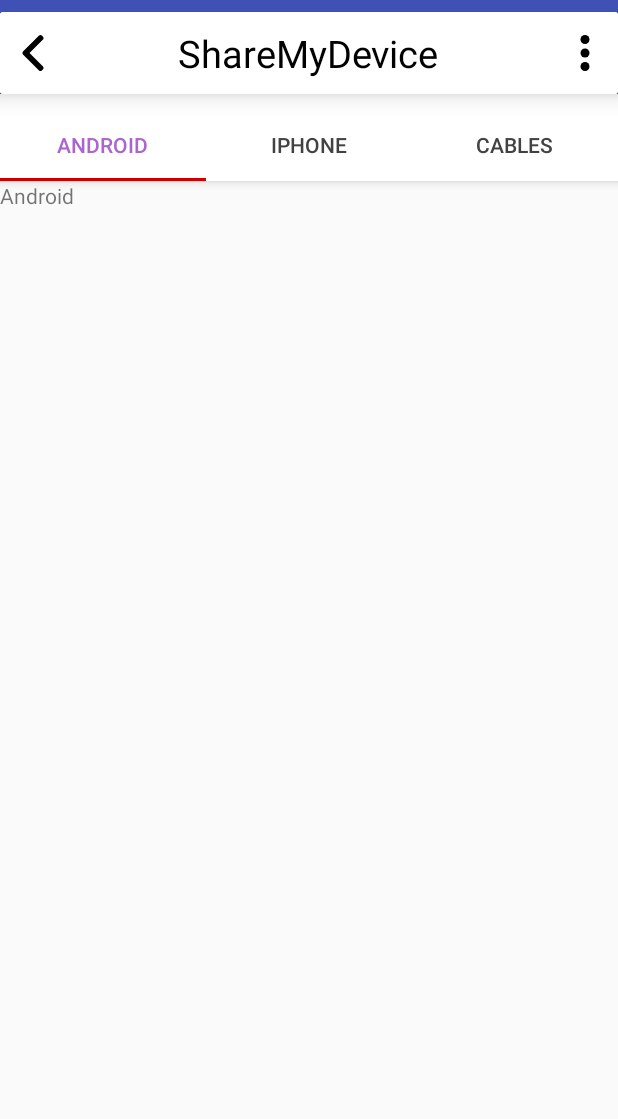
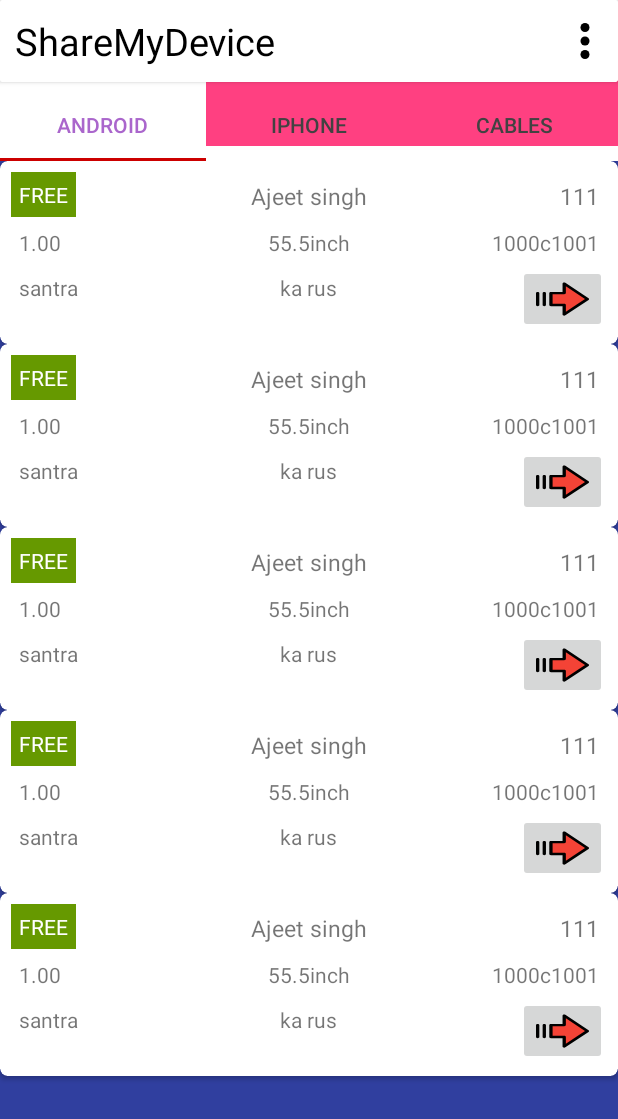
Before and after one commit to ajeet5zx/ShareMyDevice, an Android app: the Android_Fragment screen opened directly, with no data from a screen before it, on a phone screen of 412 x 824 dp. Shown: the top 1119 px of the screen. Run offline under Robolectric (Android 15) with nearby library versions, the phone set to English and light mode, and no system bars.

Commit message:
RECYCLER VIEW AND TAB LAYOUT IMPLEMENTED

```diff
--- a/app/src/main/java/com/singhnextjuggernaut/ajeetkumar/sharemydevice/Android_Fragment.java
+++ b/app/src/main/java/com/singhnextjuggernaut/ajeetkumar/sharemydevice/Android_Fragment.java
@@ -3,9 +3,13 @@ package com.singhnextjuggernaut.ajeetkumar.sharemydevice;
 
 import android.os.Bundle;
 import android.support.v4.app.Fragment;
+import android.support.v7.widget.LinearLayoutManager;
+import android.support.v7.widget.RecyclerView;
 import android.view.LayoutInflater;
 import android.view.View;
 import android.view.ViewGroup;
+
+import java.util.ArrayList;
 
 
 /**
@@ -13,6 +17,8 @@ import android.view.ViewGroup;
  */
 public class Android_Fragment extends Fragment {
 
+    ArrayList<device_list> devices;
+    RecyclerView recyclerView;
 
     public Android_Fragment() {
         // Required empty public constructor
@@ -23,7 +29,39 @@ public class Android_Fragment extends Fragment {
     public View onCreateView(LayoutInflater inflater, ViewGroup container,
                              Bundle savedInstanceState) {
         // Inflate the layout for this fragment
-        return inflater.inflate(R.layout.fragment_android_, container, false);
+        View rootview=inflater.inflate(R.layout.fragment_android_, container, false);
+        //getting the recyclerview from xml
+        recyclerView = (RecyclerView) rootview.findViewById(R.id.android_tab_recycler);
+        recyclerView.setHasFixedSize(true);
+        recyclerView.setLayoutManager(new LinearLayoutManager(getActivity()));
+
+        //initializing the productlist
+        devices = new ArrayList<>();
+
+
+        //adding some items to our list
+        devices.add(
+                new device_list(true,"Ajeet singh","santra","ka rus","1.00","55.5inch","1000c1001",111));
+        devices.add(
+                new device_list(true,"Ajeet singh","santra","ka rus","1.00","55.5inch","1000c1001",111));
+        devices.add(
+                new device_list(true,"Ajeet singh","santra","ka rus","1.00","55.5inch","1000c1001",111));
+        devices.add(
+                new device_list(true,"Ajeet singh","santra","ka rus","1.00","55.5inch","1000c1001",111));
+        devices.add(
+                new device_list(true,"Ajeet singh","santra","ka rus","1.00","55.5inch","1000c1001",111));
+
+
+        //creating recyclerview adapter
+        android_list_adapter adapter = new android_list_adapter(getActivity(),devices);
+
+        //setting adapter to recyclerview
+        recyclerView.setAdapter(adapter);
+
+
+        return rootview;
+
+
     }
 
 }
--- a/app/src/main/java/com/singhnextjuggernaut/ajeetkumar/sharemydevice/LoginActivity.java
+++ b/app/src/main/java/com/singhnextjuggernaut/ajeetkumar/sharemydevice/LoginActivity.java
@@ -66,9 +66,10 @@ public class LoginActivity extends AppCompatActivity {
                                 CommonData.saveAccessToken(response.body().getAccessToken());
                                 CommonData.saveRegisterationData(response.body());
                                 Log.d("Paper Data",CommonData.getRegisterationData().toString());
-                            } else {
                                 Intent intent = new Intent(LoginActivity.this, home.class);
                                 startActivity(intent);
+                            } else {
+
                             }
                         }
 
--- /dev/null
+++ b/app/src/main/java/com/singhnextjuggernaut/ajeetkumar/sharemydevice/android_list_adapter.java
@@ -0,0 +1,96 @@
+package com.singhnextjuggernaut.ajeetkumar.sharemydevice;
+
+import android.content.Context;
+import android.support.v7.widget.RecyclerView;
+import android.view.LayoutInflater;
+import android.view.View;
+import android.view.ViewGroup;
+import android.widget.ImageButton;
+import android.widget.ImageView;
+import android.widget.TextView;
+
+import java.util.ArrayList;
+import java.util.List;
+
+/*
+CREATED BY AJEET SINGH
+*/public class android_list_adapter extends RecyclerView.Adapter<android_list_adapter.ProductViewHolder> {
+
+    //this context we will use to inflate the layout
+    private Context mCtx;
+
+    //we are storing all the products in a list
+    private ArrayList<device_list> deviceList;
+
+    //getting the context and product list with constructor
+    public android_list_adapter(Context mCtx, ArrayList<device_list> deviceList) {
+        this.mCtx = mCtx;
+        this.deviceList = deviceList;
+    }
+
+    @Override
+    public ProductViewHolder onCreateViewHolder(ViewGroup parent, int viewType) {
+        //inflating and returning our view holder
+        LayoutInflater inflater = LayoutInflater.from(mCtx);
+        View view = inflater.inflate(R.layout.android_list_item, null);
+        return new ProductViewHolder(view);
+    }
+
+    @Override
+    public void onBindViewHolder(ProductViewHolder holder, int position) {
+        //getting the product of the specified position
+            device_list device = deviceList.get(position);
+
+        String status;
+        //binding the data with the viewholder views
+        if(device.isStatus()) {
+
+        status="FREE";
+        }
+        else {
+        status="NOT FREE";
+        }
+
+        holder.status.setText(status);
+        holder.tvowner.setText(device.getOwner_name());
+        holder.tvstickerno.setText(device.getSticker_no()+"");
+        holder.tyversion.setText(device.getVersion());
+        holder.scree.setText(device.getScreen_size());
+        holder.reso.setText(device.getResolution());
+        holder.brand.setText(device.getBrand());
+        holder.model.setText(device.getModel());
+        holder.ibt.setOnClickListener(new View.OnClickListener() {
+            @Override
+            public void onClick(View view) {
+
+            }
+        });
+
+    }
+
+
+    @Override
+    public int getItemCount() {
+        return deviceList.size();
+    }
+
+
+    class ProductViewHolder extends RecyclerView.ViewHolder {
+
+        TextView status,tvowner,tvstickerno,tyversion,scree,reso,brand,model;
+        ImageButton ibt;
+
+        public ProductViewHolder(View itemView) {
+            super(itemView);
+            status = itemView.findViewById(R.id.status);
+            tvowner = itemView.findViewById(R.id.owner_name);
+            tvstickerno = itemView.findViewById(R.id.sticker_no);
+            tyversion = itemView.findViewById(R.id.android_version);
+            scree = itemView.findViewById(R.id.screen_size);
+            reso = itemView.findViewById(R.id.resolution);
+            brand = itemView.findViewById(R.id.brand_name);
+            model = itemView.findViewById(R.id.model_name);
+            ibt = itemView.findViewById(R.id.request_button);
+        }
+    }
+}
--- a/app/src/main/java/com/singhnextjuggernaut/ajeetkumar/sharemydevice/data/DeviceData.java
+++ b/app/src/main/java/com/singhnextjuggernaut/ajeetkumar/sharemydevice/data/DeviceData.java
@@ -7,7 +7,7 @@ public class DeviceData {
 
     @SerializedName("owner_id")
     @Expose
-    private String ownerId;
+    private Object ownerId;
     @SerializedName("assignee_id")
     @Expose
     private Object assigneeId;
@@ -60,7 +60,7 @@ public class DeviceData {
      * @param isAvailable
      * @param version
      */
-    public DeviceData(String ownerId, Object assigneeId, Boolean isAvailable, Integer sharedCount, String id, String name, String os, String version, String imei, String stickerNo, Integer v) {
+    public DeviceData(Object ownerId, Object assigneeId, Boolean isAvailable, Integer sharedCount, String id, String name, String os, String version, String imei, String stickerNo, Integer v) {
         super();
         this.ownerId = ownerId;
         this.assigneeId = assigneeId;
@@ -75,7 +75,7 @@ public class DeviceData {
         this.v = v;
     }
 
-    public String getOwnerId() {
+    public Object getOwnerId() {
         return ownerId;
     }
 
--- /dev/null
+++ b/app/src/main/java/com/singhnextjuggernaut/ajeetkumar/sharemydevice/device_list.java
@@ -0,0 +1,52 @@
+package com.singhnextjuggernaut.ajeetkumar.sharemydevice;
+
+/*
+CREATED BY AJEET SINGH
+*/public class device_list {
+    private boolean status;
+    private String owner_name, brand, model, version, screen_size, resolution;
+    private int sticker_no;
+
+    public device_list(boolean status, String owner_name, String brand, String model, String version, String screen_size, String resolution, int sticker_no) {
+        this.status = status;
+        this.owner_name = owner_name;
+        this.brand = brand;
+        this.model = model;
+        this.version = version;
+        this.screen_size = screen_size;
+        this.resolution = resolution;
+        this.sticker_no = sticker_no;
+    }
+
+    public boolean isStatus() {
+        return status;
+    }
+
+    public String getOwner_name() {
+        return owner_name;
+    }
+
+    public String getBrand() {
+        return brand;
+    }
+
+    public String getModel() {
+        return model;
+    }
+
+    public String getVersion() {
+        return version;
+    }
+
+    public String getScreen_size() {
+        return screen_size;
+    }
+
+    public String getResolution() {
+        return resolution;
+    }
+
+    public int getSticker_no() {
+        return sticker_no;
+    }
+}
--- /dev/null
+++ b/app/src/main/res/drawable/background_tab_home.xml
@@ -0,0 +1,5 @@
+<?xml version="1.0" encoding="utf-8"?>
+<selector xmlns:android="http://schemas.android.com/apk/res/android">
+    <item android:drawable="@color/colorAccent" android:state_selected="false" />
+    <item android:drawable="@color/cardview_light_background" android:state_selected="true" />
+</selector>
--- /dev/null
+++ b/app/src/main/res/drawable/ic_apple.xml
@@ -0,0 +1,5 @@
+<vector android:height="24dp" android:viewportHeight="305"
+    android:viewportWidth="305" android:width="24dp" xmlns:android="http://schemas.android.com/apk/res/android">
+    <path android:fillColor="#FF000000" android:pathData="M40.738,112.119c-25.785,44.745 -9.393,112.648 19.121,153.82C74.092,286.523 88.502,305 108.239,305c0.372,0 0.745,-0.007 1.127,-0.022c9.273,-0.37 15.974,-3.225 22.453,-5.984c7.274,-3.1 14.797,-6.305 26.597,-6.305c11.226,0 18.39,3.101 25.318,6.099c6.828,2.954 13.861,6.01 24.253,5.815c22.232,-0.414 35.882,-20.352 47.925,-37.941c12.567,-18.365 18.871,-36.196 20.998,-43.01l0.086,-0.271c0.405,-1.211 -0.167,-2.533 -1.328,-3.066c-0.032,-0.015 -0.15,-0.064 -0.183,-0.078c-3.915,-1.601 -38.257,-16.836 -38.618,-58.36c-0.335,-33.736 25.763,-51.601 30.997,-54.839l0.244,-0.152c0.567,-0.365 0.962,-0.944 1.096,-1.606c0.134,-0.661 -0.006,-1.349 -0.386,-1.905c-18.014,-26.362 -45.624,-30.335 -56.74,-30.813c-1.613,-0.161 -3.278,-0.242 -4.95,-0.242c-13.056,0 -25.563,4.931 -35.611,8.893c-6.936,2.735 -12.927,5.097 -17.059,5.097c-4.643,0 -10.668,-2.391 -17.645,-5.159c-9.33,-3.703 -19.905,-7.899 -31.1,-7.899c-0.267,0 -0.53,0.003 -0.789,0.008C78.894,73.643 54.298,88.535 40.738,112.119z"/>
+    <path android:fillColor="#FF000000" android:pathData="M212.101,0.002c-15.763,0.642 -34.672,10.345 -45.974,23.583c-9.605,11.127 -18.988,29.679 -16.516,48.379c0.155,1.17 1.107,2.073 2.284,2.164c1.064,0.083 2.15,0.125 3.232,0.126c15.413,0 32.04,-8.527 43.395,-22.257c11.951,-14.498 17.994,-33.104 16.166,-49.77C214.544,0.921 213.395,-0.049 212.101,0.002z"/>
+</vector>
--- /dev/null
+++ b/app/src/main/res/drawable/ic_right_arrow1.xml
@@ -0,0 +1,4 @@
+<vector android:height="24dp" android:viewportHeight="448"
+    android:viewportWidth="448" android:width="24dp" xmlns:android="http://schemas.android.com/apk/res/android">
+    <path android:fillColor="#F44336" android:pathData="M438.731,209.463l-416,-192c-6.624,-3.008 -14.528,-1.216 -19.136,4.48c-4.64,5.696 -4.8,13.792 -0.384,19.648l136.8,182.4l-136.8,182.4c-4.416,5.856 -4.256,13.984 0.352,19.648c3.104,3.872 7.744,5.952 12.448,5.952c2.272,0 4.544,-0.48 6.688,-1.472l416,-192c5.696,-2.624 9.312,-8.288 9.312,-14.528S444.395,212.087 438.731,209.463z"/>
+</vector>
--- /dev/null
+++ b/app/src/main/res/drawable/ic_right_arrow2.xml
@@ -0,0 +1,7 @@
+<vector android:height="25dp" android:viewportHeight="511"
+    android:viewportWidth="511" android:width="35dp" xmlns:android="http://schemas.android.com/apk/res/android">
+    <path android:fillColor="#F44336" android:pathData="M144,175.98l128,0l0,-128l224,208l-224,208l0,-128l-128,0z"/>
+    <path android:fillColor="#FF000000" android:pathData="M272,479.98c-8.837,0 -16,-7.163 -16,-16v-112H144c-8.837,0 -16,-7.163 -16,-16v-160c0,-8.837 7.163,-16 16,-16h112v-112c0.011,-8.837 7.183,-15.991 16.019,-15.981c4.028,0.005 7.907,1.529 10.861,4.269l224,208c6.468,6.02 6.832,16.145 0.811,22.613c-0.261,0.28 -0.531,0.551 -0.811,0.811l-224,208C279.924,478.443 276.038,479.975 272,479.98zM160,319.98h112c8.837,0 16,7.163 16,16v91.328L472.48,255.98L288,84.652v91.328c0,8.837 -7.163,16 -16,16H160V319.98z"/>
+    <path android:fillColor="#FF000000" android:pathData="M16,351.98c-8.837,0 -16,-7.163 -16,-16v-160c0,-8.837 7.163,-16 16,-16s16,7.163 16,16v160C32,344.816 24.837,351.98 16,351.98z"/>
+    <path android:fillColor="#FF000000" android:pathData="M80,351.98c-8.837,0 -16,-7.163 -16,-16v-160c0,-8.837 7.163,-16 16,-16s16,7.163 16,16v160C96,344.816 88.837,351.98 80,351.98z"/>
+</vector>
--- a/app/src/main/res/layout/activity_home.xml
+++ b/app/src/main/res/layout/activity_home.xml
@@ -1,31 +1,28 @@
 <?xml version="1.0" encoding="utf-8"?>
-<android.support.design.widget.CoordinatorLayout xmlns:android="http://schemas.android.com/apk/res/android"
+<RelativeLayout xmlns:android="http://schemas.android.com/apk/res/android"
     xmlns:app="http://schemas.android.com/apk/res-auto"
     xmlns:tools="http://schemas.android.com/tools"
     android:id="@+id/main_content"
     android:layout_width="match_parent"
-    android:layout_height="match_parent"
-    android:fitsSystemWindows="true"
-    tools:context=".home">
+    android:layout_height="match_parent">
 
-    <android.support.design.widget.AppBarLayout
+    <include
         android:id="@+id/appbar"
-        android:layout_width="match_parent"
-        android:layout_height="wrap_content"
-        android:paddingTop="@dimen/appbar_padding_top"
-        android:theme="@style/AppTheme.AppBarOverlay">
-        <include layout="@layout/titlebar" />
+        layout="@layout/titlebar" />
 
 
     <android.support.design.widget.TabLayout
         android:id="@+id/tabs"
+        android:layout_marginTop="-5dp"
         android:layout_width="match_parent"
         android:layout_height="wrap_content"
+        android:layout_below="@id/appbar"
+        android:background="@android:color/background_light"
         android:paddingTop="10dp"
-            android:background="@android:color/background_light"
-            app:tabTextColor="@color/cardview_dark_background"
         app:tabIndicatorColor="@android:color/holo_red_dark"
-            app:tabSelectedTextColor="@android:color/holo_purple">
+        style="@style/tabBackground"
+        app:tabSelectedTextColor="@android:color/holo_purple"
+        app:tabTextColor="@color/cardview_dark_background">
 
         <android.support.design.widget.TabItem
             android:id="@+id/tabItem"
@@ -47,13 +44,13 @@
 
     </android.support.design.widget.TabLayout>
 
-    </android.support.design.widget.AppBarLayout>
 
     <android.support.v4.view.ViewPager
         android:id="@+id/container"
         android:layout_width="match_parent"
         android:layout_height="match_parent"
+        android:layout_below="@id/tabs"
         app:layout_behavior="@string/appbar_scrolling_view_behavior" />
 
 
-</android.support.design.widget.CoordinatorLayout>
+</RelativeLayout>
--- /dev/null
+++ b/app/src/main/res/layout/android_list_item.xml
@@ -0,0 +1,135 @@
+<?xml version="1.0" encoding="utf-8"?>
+<android.support.v7.widget.CardView xmlns:android="http://schemas.android.com/apk/res/android"
+    android:layout_width="match_parent"
+    android:layout_height="wrap_content"
+    xmlns:app="http://schemas.android.com/apk/res-auto"
+    xmlns:cardview="http://schemas.android.com/tools"
+    android:padding="10dp"
+    android:layout_margin="10dp"
+    app:cardCornerRadius="5dp"
+    cardview:contentPadding="5dp"
+    android:elevation="10dp">
+
+    <LinearLayout
+        android:layout_width="match_parent"
+        android:layout_height="wrap_content"
+        android:orientation="vertical"
+        android:padding="7dp"
+        >
+      <RelativeLayout
+          android:layout_width="match_parent"
+          android:layout_height="wrap_content">
+
+
+
+        <TextView
+            android:layout_width="wrap_content"
+            android:layout_height="wrap_content"
+            android:background="@android:color/holo_green_dark"
+            android:text="FREE"
+            android:layout_alignParentStart="true"
+            android:id="@+id/status"
+
+            android:padding="5dp"
+            android:textColor="@color/cardview_light_background"
+            />
+          <TextView
+              android:layout_width="wrap_content"
+              android:layout_height="wrap_content"
+              android:id="@+id/owner_name"
+              android:text="Ajeet Singh"
+              android:padding="5dp"
+              android:layout_centerHorizontal="true"
+              android:textSize="15dp"
+
+
+              />
+          <TextView
+              android:layout_width="wrap_content"
+              android:layout_height="wrap_content"
+              android:text="100"
+              android:textSize="15dp"
+              android:id="@+id/sticker_no"
+              android:layout_alignParentEnd="true"
+              android:padding="5dp"
+
+              />
+        </RelativeLayout>
+
+        <RelativeLayout
+              android:layout_width="wrap_content"
+              android:layout_height="wrap_content"
+
+            >
+              <TextView
+                  android:layout_width="wrap_content"
+                  android:layout_height="wrap_content"
+                  android:text="Lolipop 5.0"
+                  android:padding="5dp"
+                  android:id="@+id/android_version"
+                  android:layout_alignParentStart="true"
+                  />
+            <TextView
+                android:layout_width="wrap_content"
+                android:layout_height="wrap_content"
+                android:text="5.5 INCH"
+                android:id="@+id/screen_size"
+                android:padding="5dp"
+                android:layout_centerHorizontal="true"
+
+                />
+            <TextView
+                android:layout_width="wrap_content"
+                android:layout_height="wrap_content"
+                android:text="1920 X 1080"
+                android:id="@+id/resolution"
+                android:padding="5dp"
+                android:layout_alignParentEnd="true"
+
+                />
+
+
+          </RelativeLayout>
+
+
+
+    <RelativeLayout
+        android:layout_width="wrap_content"
+        android:layout_height="wrap_content"
+
+        >
+        <TextView
+            android:layout_width="wrap_content"
+            android:layout_height="wrap_content"
+            android:text="XIAOMI"
+            android:padding="5dp"
+            android:id="@+id/brand_name"
+            android:layout_alignParentStart="true"
+            />
+        <TextView
+            android:layout_width="wrap_content"
+            android:layout_height="wrap_content"
+            android:text="Redmi note 3"
+            android:id="@+id/model_name"
+            android:padding="5dp"
+            android:layout_centerHorizontal="true"
+
+            />
+
+        <ImageButton
+            android:id="@+id/request_button"
+            android:layout_width="wrap_content"
+            android:layout_height="wrap_content"
+            android:layout_alignParentEnd="true"
+            android:src="@drawable/ic_right_arrow2" />
+
+
+    </RelativeLayout>
+
+
+
+
+
+</LinearLayout>
+
+</android.support.v7.widget.CardView>
--- a/app/src/main/res/layout/fragment_android_.xml
+++ b/app/src/main/res/layout/fragment_android_.xml
@@ -6,9 +6,11 @@
     tools:context=".Android_Fragment">
 
     <!-- TODO: Update blank fragment layout -->
-    <TextView
-        android:layout_width="match_parent"
-        android:layout_height="match_parent"
-        android:text="Android" />
+   <android.support.v7.widget.RecyclerView
+       android:layout_width="match_parent"
+       android:layout_height="match_parent"
+       android:id="@+id/android_tab_recycler"
+       android:background="@color/colorPrimaryDark">
 
+   </android.support.v7.widget.RecyclerView>
 </FrameLayout>
--- a/app/src/main/res/layout/titlebar.xml
+++ b/app/src/main/res/layout/titlebar.xml
@@ -1,11 +1,10 @@
 <?xml version="1.0" encoding="utf-8"?>
-<android.support.v7.widget.CardView
-    xmlns:android="http://schemas.android.com/apk/res/android"
+<android.support.v7.widget.CardView xmlns:android="http://schemas.android.com/apk/res/android"
     xmlns:app="http://schemas.android.com/apk/res-auto"
     xmlns:tools="http://schemas.android.com/tools"
     android:layout_width="match_parent"
     android:layout_height="wrap_content"
-    app:cardElevation="10dp">
+>
 
     <RelativeLayout
         android:layout_width="match_parent"
@@ -14,19 +13,19 @@
 
 
         <android.support.v7.widget.AppCompatImageView
+            android:id="@+id/cancelButton"
             android:layout_width="wrap_content"
+            android:layout_height="wrap_content"
+            android:layout_alignParentStart="true"
+            android:layout_centerVertical="true"
             android:padding="10dp"
-        android:layout_centerVertical="true"
-        android:id="@+id/cancelButton"
-        android:layout_height="wrap_content"
             android:src="@drawable/ic_left_arrow"
-        android:layout_alignParentStart="true"
-        />
+            android:visibility="gone" />
 
         <android.support.v7.widget.AppCompatTextView
             android:layout_width="wrap_content"
             android:layout_height="wrap_content"
-        android:layout_centerInParent="true"
+            android:layout_alignParentStart="true"
             android:layout_centerVertical="true"
             android:padding="10dp"
             android:text="ShareMyDevice"
@@ -36,12 +35,10 @@
         <android.support.v7.widget.AppCompatImageView
             android:layout_width="wrap_content"
             android:layout_height="wrap_content"
+            android:layout_alignParentEnd="true"
+            android:layout_centerVertical="true"
             android:padding="10dp"
-        android:src="@drawable/ic_menu"
-        android:layout_centerVertical="true"
-        android:layout_alignParentEnd="true"/>
-
-
+            android:src="@drawable/ic_menu" />
 
 
     </RelativeLayout>
--- a/app/src/main/res/values/styles.xml
+++ b/app/src/main/res/values/styles.xml
@@ -10,7 +10,9 @@
         <item name="android:windowEnableSplitTouch">false</item>
         <item name="android:splitMotionEvents">false</item>
     </style>
-
+    <style name="tabBackground" parent="Base.Widget.Design.TabLayout">
+        <item name="tabBackground">@drawable/background_tab_home</item>
+    </style>
     <style name="AppTheme.AppBarOverlay" parent="ThemeOverlay.AppCompat.Dark.ActionBar" />
 
     <style name="AppTheme.PopupOverlay" parent="ThemeOverlay.AppCompat.Light" />
```
Also changed, not shown: app/src/main/res/drawable/ic_android11.xml (added, +7 -0 lines), app/src/main/res/drawable/ic_usb.xml (added, +104 -0 lines), app/src/main/res/drawable/homebk.jpg (deleted). Lines whose indentation alone changed are shown as unchanged.
